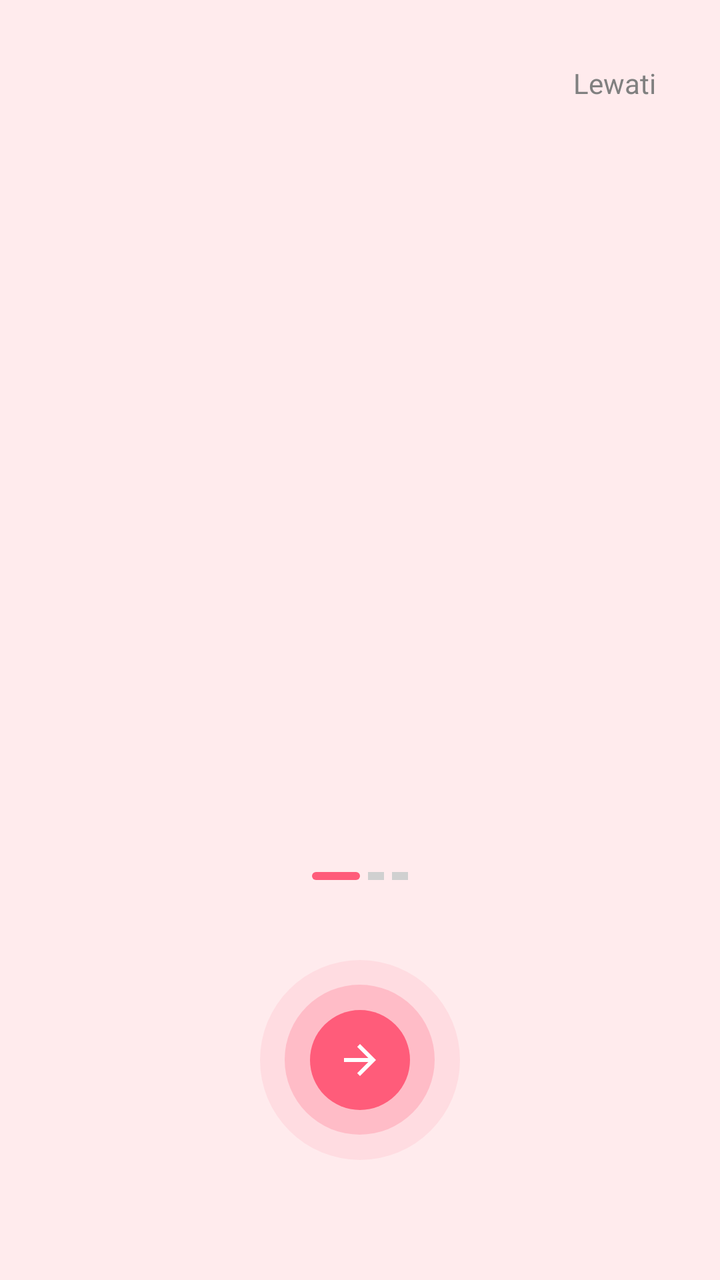
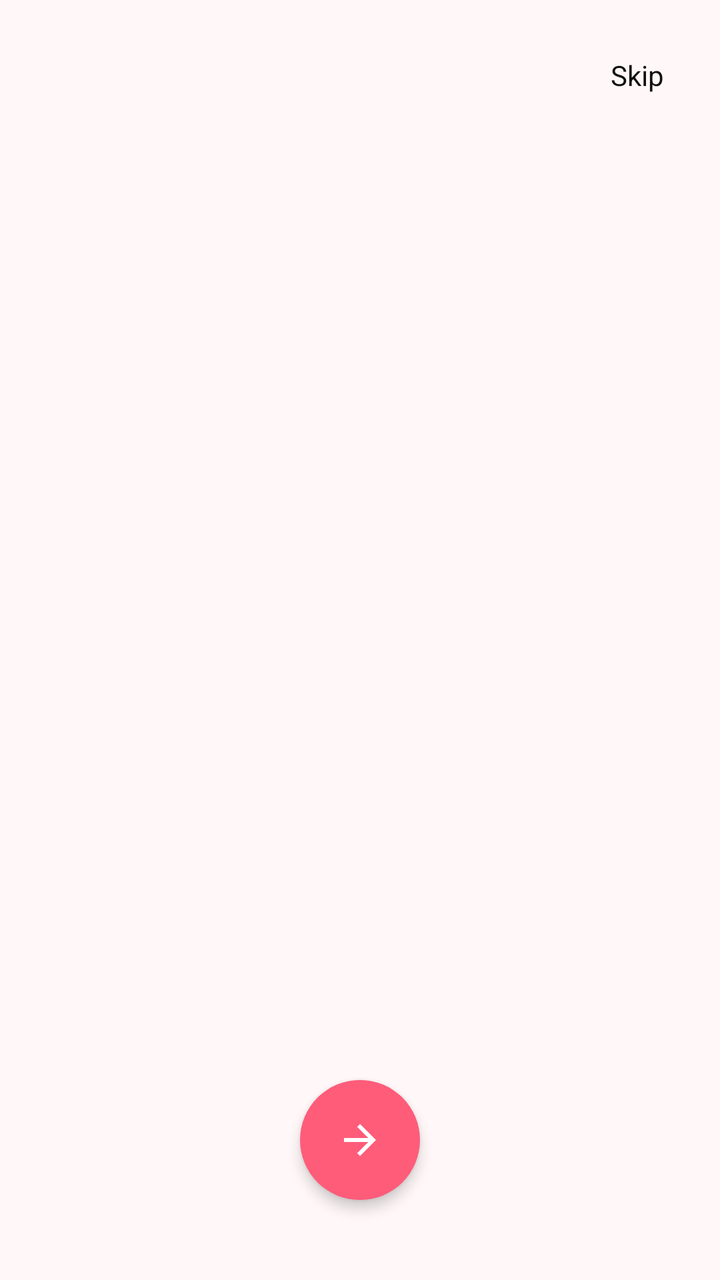

Screens rendered from an Android XML layout before and after an edit, with the pre-edit source and the edit as a unified diff.
<!-- AndroidManifest.xml: application theme Theme.TrackerSiklusMenstruasi -->
<!-- res/layout/activity_onboarding.xml -->
<?xml version="1.0" encoding="utf-8"?>
<androidx.constraintlayout.widget.ConstraintLayout
    xmlns:android="http://schemas.android.com/apk/res/android"
    xmlns:app="http://schemas.android.com/apk/res-auto"
    android:layout_width="match_parent"
    android:layout_height="match_parent"
    android:background="@color/peach_bg">

    <TextView
        android:id="@+id/btnSkip"
        android:layout_width="wrap_content"
        android:layout_height="wrap_content"
        android:layout_marginTop="16dp"
        android:layout_marginEnd="16dp"
        android:padding="16dp"
        android:text="Lewati"
        android:textColor="#808080"
        android:textSize="14sp"
        app:layout_constraintEnd_toEndOf="parent"
        app:layout_constraintTop_toTopOf="parent" />

    <androidx.viewpager2.widget.ViewPager2
        android:id="@+id/viewPager"
        android:layout_width="0dp"
        android:layout_height="0dp"
        app:layout_constraintBottom_toTopOf="@+id/bottomContainer"
        app:layout_constraintEnd_toEndOf="parent"
        app:layout_constraintStart_toStartOf="parent"
        app:layout_constraintTop_toTopOf="parent" />

    <LinearLayout
        android:id="@+id/bottomContainer"
        android:layout_width="match_parent"
        android:layout_height="wrap_content"
        android:gravity="center"
        android:orientation="vertical"
        android:paddingBottom="60dp"
        app:layout_constraintBottom_toBottomOf="parent"
        app:layout_constraintEnd_toEndOf="parent"
        app:layout_constraintStart_toStartOf="parent">

        <LinearLayout
            android:id="@+id/dotContainer"
            android:layout_width="wrap_content"
            android:layout_height="wrap_content"
            android:layout_marginBottom="40dp"
            android:orientation="horizontal">

            <View
                android:layout_width="24dp"
                android:layout_height="4dp"
                android:background="@drawable/bg_button_pink"
                android:layout_marginHorizontal="2dp"/>

            <View
                android:layout_width="8dp"
                android:layout_height="4dp"
                android:background="#D0D0D0"
                android:layout_marginHorizontal="2dp"/>

            <View
                android:layout_width="8dp"
                android:layout_height="4dp"
                android:background="#D0D0D0"
                android:layout_marginHorizontal="2dp"/>

        </LinearLayout>

        <FrameLayout
            android:id="@+id/btnNext"
            android:layout_width="100dp"
            android:layout_height="100dp"
            android:clickable="true"
            android:focusable="true">

            
            <View
                android:layout_width="match_parent"
                android:layout_height="match_parent"
                android:alpha="0.1"
                android:background="@drawable/bg_circle_pink" />

            
            <View
                android:layout_width="75dp"
                android:layout_height="75dp"
                android:layout_gravity="center"
                android:alpha="0.25"
                android:background="@drawable/bg_circle_pink" />

            
            <View
                android:layout_width="50dp"
                android:layout_height="50dp"
                android:layout_gravity="center"
                android:background="@drawable/bg_circle_pink" />

            
            <ImageView
                android:layout_width="24dp"
                android:layout_height="24dp"
                android:layout_gravity="center"
                android:src="@drawable/ic_next"
                app:tint="@color/white" />

        </FrameLayout>

    </LinearLayout>

</androidx.constraintlayout.widget.ConstraintLayout>
<!-- resources referenced by this layout -->
<resources>
  <color name="peach_bg">#FFEBED</color>
  <color name="white">#FFFFFF</color>
  <!-- drawable bg_button_pink (drawable) -->
  <?xml version="1.0" encoding="utf-8"?>
  <ripple xmlns:android="http://schemas.android.com/apk/res/android"
      android:color="#40FFFFFF">
      <item>
          <shape android:shape="rectangle">
              <solid android:color="@color/pink_main" />
              <corners android:radius="30dp" />
          </shape>
      </item>
  </ripple>
  <!-- drawable bg_circle_pink (drawable) -->
  <?xml version="1.0" encoding="utf-8"?>
  <shape xmlns:android="http://schemas.android.com/apk/res/android"
      android:shape="oval">
      <solid android:color="@color/pink_main" />
  </shape>
  <!-- drawable ic_next (drawable) -->
  <vector xmlns:android="http://schemas.android.com/apk/res/android"
      android:width="24dp"
      android:height="24dp"
      android:viewportWidth="24"
      android:viewportHeight="24">
    <path
        android:fillColor="@android:color/white"
        android:pathData="M12,4l-1.41,1.41L16.17,11H4v2h12.17l-5.58,5.59L12,20l8,-8z"/>
  </vector>
  <style name="Theme.TrackerSiklusMenstruasi" parent="Base.Theme.TrackerSiklusMenstruasi">
          
          <item name="android:editTextColor">@color/pink_main</item>
          <item name="android:textColorPrimary">@color/pink_main</item>
      </style>
  <color name="pink_main">#FF5C7A</color>
  <style name="Base.Theme.TrackerSiklusMenstruasi" parent="Theme.Material3.DayNight.NoActionBar">
          
          <item name="colorPrimary">@color/pink_main</item>
          <item name="colorControlNormal">@color/pink_main</item>
      </style>
</resources>

<!-- the commit's change to res/layout/activity_onboarding.xml (unified diff, before → after) -->
@@ -4,107 +4,74 @@
     xmlns:app="http://schemas.android.com/apk/res-auto"
     android:layout_width="match_parent"
     android:layout_height="match_parent"
-    android:background="@color/peach_bg">
+    android:background="@color/pink_soft">
 
+    
     <TextView
         android:id="@+id/btnSkip"
         android:layout_width="wrap_content"
         android:layout_height="wrap_content"
-        android:layout_marginTop="16dp"
-        android:layout_marginEnd="16dp"
-        android:padding="16dp"
-        android:text="Lewati"
-        android:textColor="#808080"
+        android:layout_marginTop="20dp"
+        android:layout_marginEnd="20dp"
+        android:padding="8dp"
+        android:text="Skip"
+        android:textColor="@color/black"
         android:textSize="14sp"
         app:layout_constraintEnd_toEndOf="parent"
         app:layout_constraintTop_toTopOf="parent" />
 
+    
     <androidx.viewpager2.widget.ViewPager2
         android:id="@+id/viewPager"
-        android:layout_width="0dp"
+        android:layout_width="match_parent"
         android:layout_height="0dp"
-        app:layout_constraintBottom_toTopOf="@+id/bottomContainer"
+        app:layout_constraintBottom_toTopOf="@id/dotContainer"
+        app:layout_constraintTop_toBottomOf="@id/btnSkip" />
+
+    
+    <LinearLayout
+        android:id="@+id/dotContainer"
+        android:layout_width="wrap_content"
+        android:layout_height="wrap_content"
+        android:layout_marginBottom="24dp"
+        android:gravity="center"
+        android:orientation="horizontal"
+        app:layout_constraintBottom_toTopOf="@id/btnNext"
         app:layout_constraintEnd_toEndOf="parent"
+        app:layout_constraintStart_toStartOf="parent" />
+
+    
+    <ImageButton
+        android:id="@+id/btnNext"
+        android:layout_width="60dp"
+        android:layout_height="60dp"
+        android:layout_marginBottom="40dp"
+        android:background="@drawable/bg_circle_pink"
+        android:elevation="4dp"
+        android:padding="16dp"
+        android:scaleType="centerInside"
+        android:src="@drawable/ic_next"
+        app:layout_constraintBottom_toBottomOf="parent"
+        app:layout_constraintEnd_toEndOf="parent"
+        app:layout_constraintStart_toStartOf="parent"
+        app:tint="@android:color/white" />
+
+    
+    <ImageButton
+        android:id="@+id/btnBack"
+        android:layout_width="40dp"
+        android:layout_height="40dp"
+        android:visibility="gone"
         app:layout_constraintStart_toStartOf="parent"
         app:layout_constraintTop_toTopOf="parent" />
 
-    <LinearLayout
-        android:id="@+id/bottomContainer"
-        android:layout_width="match_parent"
+    
+    <TextView
+        android:id="@+id/tvStepCount"
+        android:layout_width="wrap_content"
         android:layout_height="wrap_content"
-        android:gravity="center"
-        android:orientation="vertical"
-        android:paddingBottom="60dp"
-        app:layout_constraintBottom_toBottomOf="parent"
+        android:visibility="gone"
         app:layout_constraintEnd_toEndOf="parent"
-        app:layout_constraintStart_toStartOf="parent">
-
-        <LinearLayout
-            android:id="@+id/dotContainer"
-            android:layout_width="wrap_content"
-            android:layout_height="wrap_content"
-            android:layout_marginBottom="40dp"
-            android:orientation="horizontal">
-
-            <View
-                android:layout_width="24dp"
-                android:layout_height="4dp"
-                android:background="@drawable/bg_button_pink"
-                android:layout_marginHorizontal="2dp"/>
-
-            <View
-                android:layout_width="8dp"
-                android:layout_height="4dp"
-                android:background="#D0D0D0"
-                android:layout_marginHorizontal="2dp"/>
-
-            <View
-                android:layout_width="8dp"
-                android:layout_height="4dp"
-                android:background="#D0D0D0"
-                android:layout_marginHorizontal="2dp"/>
-
-        </LinearLayout>
-
-        <FrameLayout
-            android:id="@+id/btnNext"
-            android:layout_width="100dp"
-            android:layout_height="100dp"
-            android:clickable="true"
-            android:focusable="true">
-
-            
-            <View
-                android:layout_width="match_parent"
-                android:layout_height="match_parent"
-                android:alpha="0.1"
-                android:background="@drawable/bg_circle_pink" />
-
-            
-            <View
-                android:layout_width="75dp"
-                android:layout_height="75dp"
-                android:layout_gravity="center"
-                android:alpha="0.25"
-                android:background="@drawable/bg_circle_pink" />
-
-            
-            <View
-                android:layout_width="50dp"
-                android:layout_height="50dp"
-                android:layout_gravity="center"
-                android:background="@drawable/bg_circle_pink" />
-
-            
-            <ImageView
-                android:layout_width="24dp"
-                android:layout_height="24dp"
-                android:layout_gravity="center"
-                android:src="@drawable/ic_next"
-                app:tint="@color/white" />
-
-        </FrameLayout>
-
-    </LinearLayout>
+        app:layout_constraintTop_toTopOf="parent" />
 
 </androidx.constraintlayout.widget.ConstraintLayout>
<!-- resource entries referenced after the edit -->
@@ -1,18 +1,7 @@
 <!-- resources referenced by this layout -->
 <resources>
-  <color name="peach_bg">#FFEBED</color>
-  <color name="white">#FFFFFF</color>
-  <!-- drawable bg_button_pink (drawable) -->
-  <?xml version="1.0" encoding="utf-8"?>
-  <ripple xmlns:android="http://schemas.android.com/apk/res/android"
-      android:color="#40FFFFFF">
-      <item>
-          <shape android:shape="rectangle">
-              <solid android:color="@color/pink_main" />
-              <corners android:radius="30dp" />
-          </shape>
-      </item>
-  </ripple>
+  <color name="black">#111111</color>
+  <color name="pink_soft">#FFF7F8</color>
   <!-- drawable bg_circle_pink (drawable) -->
   <?xml version="1.0" encoding="utf-8"?>
   <shape xmlns:android="http://schemas.android.com/apk/res/android"
@@ -33,6 +22,10 @@
           
           <item name="android:editTextColor">@color/pink_main</item>
           <item name="android:textColorPrimary">@color/pink_main</item>
+          <item name="android:navigationBarColor">@android:color/transparent</item>
+          <item name="android:windowTranslucentNavigation">true</item>
+          <item name="android:statusBarColor">@android:color/transparent</item>
+          <item name="android:windowLightStatusBar">true</item>
       </style>
   <color name="pink_main">#FF5C7A</color>
   <style name="Base.Theme.TrackerSiklusMenstruasi" parent="Theme.Material3.DayNight.NoActionBar">
